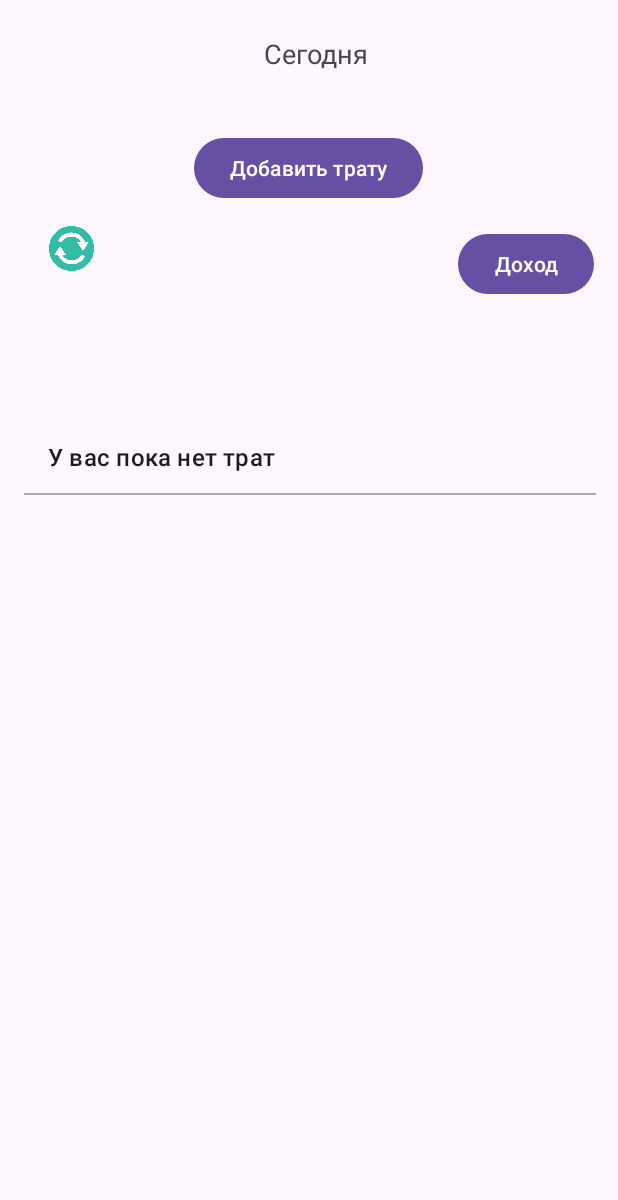
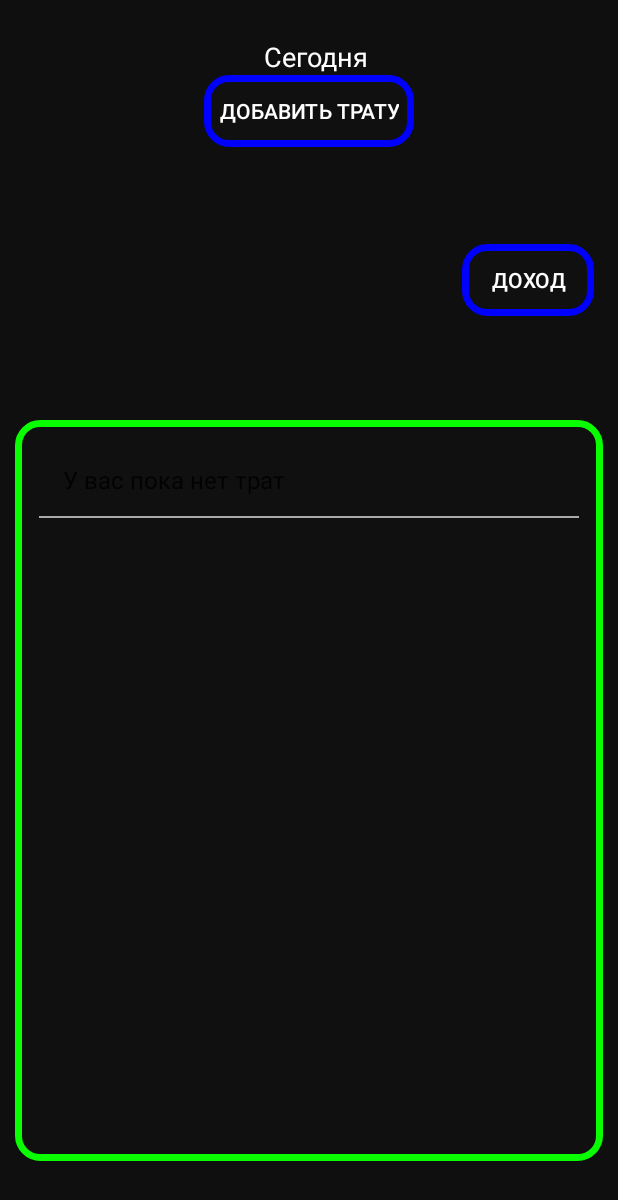
Before and after one commit to DarkTma/myBudget, an Android app: the screen it shows after launch (MainActivity), on a phone screen of 412 x 824 dp. Shown: the top 1200 px of the screen. Run offline under Robolectric (Android 15) with nearby library versions, the phone set to English and light mode, and no system bars.

Commit message:
Initial commit

```diff
--- /dev/null
+++ b/app/src/main/res/drawable/btn_light_blue.xml
@@ -0,0 +1,21 @@
+<?xml version="1.0" encoding="utf-8"?>
+<layer-list xmlns:android="http://schemas.android.com/apk/res/android">
+
+    <!-- Граница свечения -->
+    <item>
+        <shape android:shape="rectangle">
+            <solid android:color="#00000000"/> <!-- Прозрачный -->
+            <corners android:radius="12dp"/>
+            <stroke android:width="10dp" android:color="#0000FF"/> <!-- Синяя граница -->
+        </shape>
+    </item>
+
+    <!-- Фон кнопки -->
+    <item android:left="5dp" android:top="5dp" android:right="5dp" android:bottom="5dp">
+        <shape android:shape="rectangle">
+            <solid android:color="#101010"/> <!-- Тёмный цвет -->
+            <corners android:radius="12dp"/>
+        </shape>
+    </item>
+
+</layer-list>
--- /dev/null
+++ b/app/src/main/res/drawable/btn_light_green.xml
@@ -0,0 +1,21 @@
+<?xml version="1.0" encoding="utf-8"?>
+<layer-list xmlns:android="http://schemas.android.com/apk/res/android">
+
+    <!-- Граница свечения -->
+    <item>
+        <shape android:shape="rectangle">
+            <solid android:color="#00000000"/> <!-- Прозрачный -->
+            <corners android:radius="12dp"/>
+            <stroke android:width="10dp" android:color="#09FF00"/> <!-- Синяя граница -->
+        </shape>
+    </item>
+
+    <!-- Фон кнопки -->
+    <item android:left="5dp" android:top="5dp" android:right="5dp" android:bottom="5dp">
+        <shape android:shape="rectangle">
+            <solid android:color="#101010"/> <!-- Тёмный цвет -->
+            <corners android:radius="12dp"/>
+        </shape>
+    </item>
+
+</layer-list>
--- /dev/null
+++ b/app/src/main/res/drawable/btntest.xml
@@ -0,0 +1,4 @@
+<?xml version="1.0" encoding="utf-8"?>
+<shape xmlns:android="http://schemas.android.com/apk/res/android" android:shape="rectangle">
+    <solid android:color="#101010"/>
+</shape>
--- a/app/src/main/res/layout/activity_main.xml
+++ b/app/src/main/res/layout/activity_main.xml
@@ -4,6 +4,7 @@
     xmlns:tools="http://schemas.android.com/tools"
     android:layout_width="match_parent"
     android:layout_height="match_parent"
+    android:background="@color/my_darkbg"
     tools:context=".MainActivity">
 
     <FrameLayout
@@ -28,6 +29,7 @@
         android:layout_height="wrap_content"
         android:text="Сегодня"
         android:textSize="18sp"
+        android:textColor="@color/white"
         app:layout_constraintBottom_toTopOf="@+id/viewPager"
         app:layout_constraintEnd_toEndOf="parent"
         app:layout_constraintHorizontal_bias="0.514"
@@ -42,6 +44,9 @@
         android:layout_width="wrap_content"
         android:layout_height="wrap_content"
         android:text="Доход"
+        android:padding="10dp"
+        android:textColor="@color/white"
+        android:background="@drawable/btn_light_blue"
         app:layout_constraintBottom_toTopOf="@+id/viewPager"
         app:layout_constraintEnd_toEndOf="parent"
         app:layout_constraintHorizontal_bias="0.95"
@@ -49,41 +54,35 @@
         app:layout_constraintTop_toTopOf="parent"
         app:layout_constraintVertical_bias="0.702" />
 
-    <ImageButton
-        android:id="@+id/btnRefresh"
-        android:layout_width="30dp"
-        android:layout_height="30dp"
-        android:background="?android:attr/selectableItemBackgroundBorderless"
-        android:contentDescription="Refresh"
-        android:scaleType="centerInside"
-        android:src="@drawable/refresh"
-        app:layout_constraintBottom_toTopOf="@+id/fragmentContainer"
-        app:layout_constraintEnd_toStartOf="@+id/btnNewSpent"
-        app:layout_constraintHorizontal_bias="0.327"
-        app:layout_constraintStart_toStartOf="parent"
-        app:layout_constraintTop_toTopOf="parent"
-        app:layout_constraintVertical_bias="0.782" />
-
     <Button
         android:id="@+id/btnNewSpent"
         android:layout_width="wrap_content"
         android:layout_height="wrap_content"
-        android:layout_marginTop="40dp"
+        android:padding="10dp"
+        android:textColor="@color/white"
+        android:background="@drawable/btn_light_blue"
         android:text="Добавить трату"
         app:layout_constraintEnd_toEndOf="parent"
-        app:layout_constraintHorizontal_bias="0.498"
         app:layout_constraintStart_toStartOf="parent"
-        app:layout_constraintTop_toBottomOf="@id/selectedDayText" />
+        app:layout_constraintTop_toBottomOf="@id/selectedDayText"
+    />
+
+
+        />
 
     <androidx.viewpager2.widget.ViewPager2
         android:id="@+id/viewPager"
-        android:layout_width="413dp"
-        android:layout_height="512dp"
+        android:layout_width="match_parent"
+        app:layout_constraintHeight_percent="0.6"
+        android:layout_height="0dp"
+        android:background="@drawable/btn_light_green"
         app:layout_constraintBottom_toBottomOf="parent"
         app:layout_constraintEnd_toEndOf="parent"
         app:layout_constraintStart_toStartOf="parent"
         app:layout_constraintTop_toTopOf="parent"
-        app:layout_constraintVertical_bias="0.849" >
+        android:layout_marginHorizontal="10dp"
+        app:layout_constraintVertical_bias="0.849">
+
 
     </androidx.viewpager2.widget.ViewPager2>
 
--- a/app/src/main/res/layout/fragment_day.xml
+++ b/app/src/main/res/layout/fragment_day.xml
@@ -10,6 +10,8 @@
         android:layout_width="match_parent"
         android:layout_height="match_parent"
         android:divider="@android:color/darker_gray"
-        android:dividerHeight="1dp"/>
+        android:dividerHeight="1dp"
+
+        />
 
 </LinearLayout>
--- a/app/src/main/res/values-night/themes.xml
+++ b/app/src/main/res/values-night/themes.xml
@@ -1,6 +1,6 @@
 <resources xmlns:tools="http://schemas.android.com/tools">
     <!-- Base application theme. -->
-    <style name="Base.Theme.MyBudget1" parent="Theme.Material3.DayNight.NoActionBar">
+    <style name="Base.Theme.MyBudget1" parent="Theme.AppCompat.DayNight.NoActionBar">
         <!-- Customize your dark theme here. -->
         <!-- <item name="colorPrimary">@color/my_dark_primary</item> -->
     </style>
--- /dev/null
+++ b/app/src/main/res/values/attrs.xml
@@ -0,0 +1,6 @@
+<?xml version="1.0" encoding="utf-8"?>
+<resources>
+    <declare-styleable name="CustomButton">
+        <attr name="borderColor" format="color"/>
+    </declare-styleable>
+</resources>
--- a/app/src/main/res/values/colors.xml
+++ b/app/src/main/res/values/colors.xml
@@ -2,4 +2,7 @@
 <resources>
     <color name="black">#FF000000</color>
     <color name="white">#FFFFFFFF</color>
+    <color name="my_darkbg">#0f0f0f</color>
+    <color name="my_darkw">#353535</color>
+    <color name="my_darkl">#202020</color>
 </resources>
--- a/app/src/main/res/values/strings.xml
+++ b/app/src/main/res/values/strings.xml
@@ -1,3 +1,4 @@
 <resources>
     <string name="app_name">myBudget#1</string>
+    <string name="btn1">Добавить</string>
 </resources>
--- a/app/src/main/res/values/themes.xml
+++ b/app/src/main/res/values/themes.xml
@@ -1,6 +1,6 @@
 <resources xmlns:tools="http://schemas.android.com/tools">
     <!-- Base application theme. -->
-    <style name="Base.Theme.MyBudget1" parent="Theme.Material3.DayNight.NoActionBar">
+    <style name="Base.Theme.MyBudget1" parent="Theme.AppCompat.DayNight.NoActionBar">
         <!-- Customize your light theme here. -->
         <!-- <item name="colorPrimary">@color/my_light_primary</item> -->
     </style>
```
Also changed, not shown: app/src/main/java/com/example/mybudget1/DatabaseHelper.java (+34 -86 lines), app/src/main/java/com/example/mybudget1/DayItemAdapter.java (+6 -1 lines), app/src/main/java/com/example/mybudget1/MainActivity.java (+3 -10 lines), app/src/main/res/drawable/btn_light.xml (added, +21 -0 lines), app/src/main/res/drawable/btn_light_orange.xml (added, +21 -0 lines), app/src/main/res/drawable/btn_light_red.xml (added, +21 -0 lines), app/src/main/res/layout/list_item.xml (+13 -3 lines), app/src/main/res/values/styles.xml (added, +19 -0 lines), app/build.gradle.kts (line endings or trailing spaces), app/src/main/res/drawable/refresh.png (deleted).
